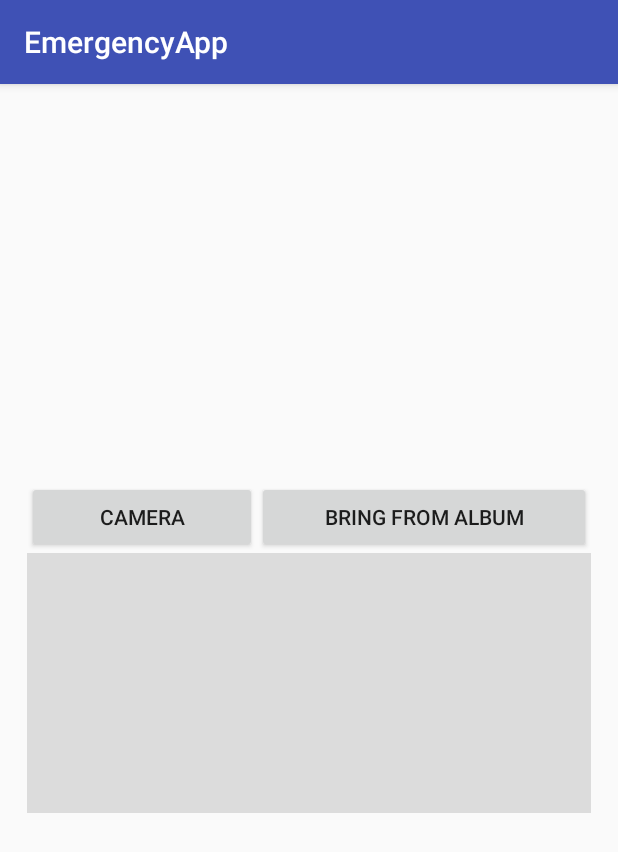
After one commit to JermXT/EmergencyApp, an Android app: the Photo screen opened directly, with no data from a screen before it, on a phone screen of 412 x 824 dp. The commit adds this screen. Shown: the top 852 px of the screen. Run offline under Robolectric (Android 15) with nearby library versions, the phone set to English and light mode, and no system bars.

Commit message:
Final Login and photo

```diff
--- a/app/src/main/AndroidManifest.xml
+++ b/app/src/main/AndroidManifest.xml
@@ -38,7 +38,8 @@
                 <category android:name="android.intent.category.LAUNCHER" />
             </intent-filter>
         </activity>
-        <activity android:name=".PinMapsActivity"></activity>
+        <activity android:name=".PinMapsActivity" />
+        <activity android:name=".Photo"></activity>
     </application>
 
 </manifest>
--- a/app/src/main/java/avgdc/emergencyapp/Login.java
+++ b/app/src/main/java/avgdc/emergencyapp/Login.java
@@ -27,7 +27,7 @@ public class Login extends AppCompatActivity {
             if(numbd.length() == 10){
                 PhoneNumber =numbd.getText().toString();
                 loginState = true;
-                Intent intent = new Intent(this, PinMapsActivity.class);
+                Intent intent = new Intent(this, Photo.class);
                 startActivity(intent);
             }else{
                 AlertDialog.Builder builder = new AlertDialog.Builder(this);
--- /dev/null
+++ b/app/src/main/java/avgdc/emergencyapp/Photo.java
@@ -0,0 +1,45 @@
+package avgdc.emergencyapp;
+
+import android.content.Intent;
+import android.graphics.Bitmap;
+import android.provider.MediaStore;
+import android.support.v7.app.AppCompatActivity;
+import android.os.Bundle;
+import android.view.View;
+import android.widget.ImageView;
+
+public class Photo extends AppCompatActivity {
+
+    @Override
+    protected void onCreate(Bundle savedInstanceState) {
+        super.onCreate(savedInstanceState);
+        setContentView(R.layout.activity_photo);
+    }
+
+
+    static final int REQUEST_IMAGE_CAPTURE = 1;
+
+    public void onClick(View v){
+        dispatchTakePictureIntent();
+    }
+
+    //Camera
+    private void dispatchTakePictureIntent() {
+        Intent takePictureIntent = new Intent(MediaStore.ACTION_IMAGE_CAPTURE);
+        if (takePictureIntent.resolveActivity(getPackageManager()) != null) {
+            startActivityForResult(takePictureIntent, REQUEST_IMAGE_CAPTURE);
+        }
+    }
+
+    @Override
+    protected void onActivityResult(int requestCode, int resultCode, Intent data) {
+        if (requestCode == REQUEST_IMAGE_CAPTURE && resultCode == RESULT_OK) {
+            Bundle extras = data.getExtras();
+            Bitmap imageBitmap = (Bitmap) extras.get("data");
+            ((ImageView)findViewById(R.id.photo)).setImageBitmap(imageBitmap);
+        }
+    }
+
+    //Bring From Album
+
+}
--- /dev/null
+++ b/app/src/main/res/layout/activity_photo.xml
@@ -0,0 +1,53 @@
+<?xml version="1.0" encoding="utf-8"?>
+<android.support.constraint.ConstraintLayout xmlns:android="http://schemas.android.com/apk/res/android"
+    xmlns:app="http://schemas.android.com/apk/res-auto"
+    xmlns:tools="http://schemas.android.com/tools"
+    android:layout_width="match_parent"
+    android:layout_height="match_parent"
+    tools:context=".Photo">
+
+    <LinearLayout
+        android:layout_width="376dp"
+        android:layout_height="495dp"
+        android:layout_marginBottom="8dp"
+        android:layout_marginEnd="8dp"
+        android:layout_marginLeft="8dp"
+        android:layout_marginRight="8dp"
+        android:layout_marginStart="8dp"
+        android:layout_marginTop="8dp"
+        android:orientation="vertical"
+        app:layout_constraintBottom_toBottomOf="parent"
+        app:layout_constraintEnd_toEndOf="parent"
+        app:layout_constraintStart_toStartOf="parent"
+        app:layout_constraintTop_toTopOf="parent"
+        app:layout_constraintVertical_bias="1.0">
+
+        <LinearLayout
+            android:layout_width="match_parent"
+            android:layout_height="wrap_content"
+            android:orientation="horizontal">
+
+            <Button
+                android:id="@+id/button3"
+                android:layout_width="wrap_content"
+                android:layout_height="wrap_content"
+                android:layout_weight="1"
+                android:onClick="onClick"
+                android:text="@string/camera" />
+
+            <Button
+                android:id="@+id/button2"
+                android:layout_width="wrap_content"
+                android:layout_height="wrap_content"
+                android:layout_weight="1"
+                android:text="@string/bring_from_album" />
+        </LinearLayout>
+
+        <ImageView
+            android:id="@+id/photo"
+            android:layout_width="match_parent"
+            android:layout_height="173dp"
+            app:srcCompat="@color/common_google_signin_btn_text_dark_disabled" />
+
+    </LinearLayout>
+</android.support.constraint.ConstraintLayout>
--- a/app/src/main/res/values/strings.xml
+++ b/app/src/main/res/values/strings.xml
@@ -5,4 +5,6 @@
     <string name="GO">GO!</string>
     <string name="PN">Phone Number: </string>
     <string name="PHN">PhoneNumber</string>
+    <string name="bring_from_album">Bring From Album</string>
+    <string name="camera">Camera</string>
 </resources>
```
